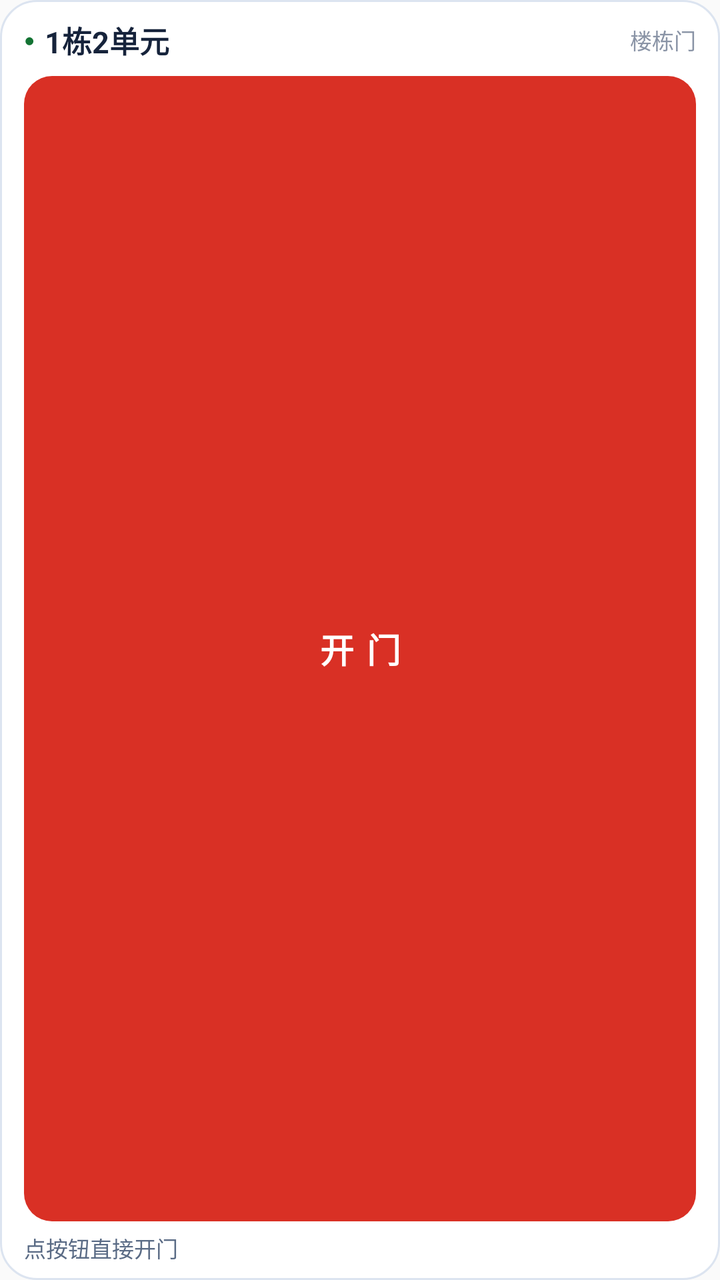
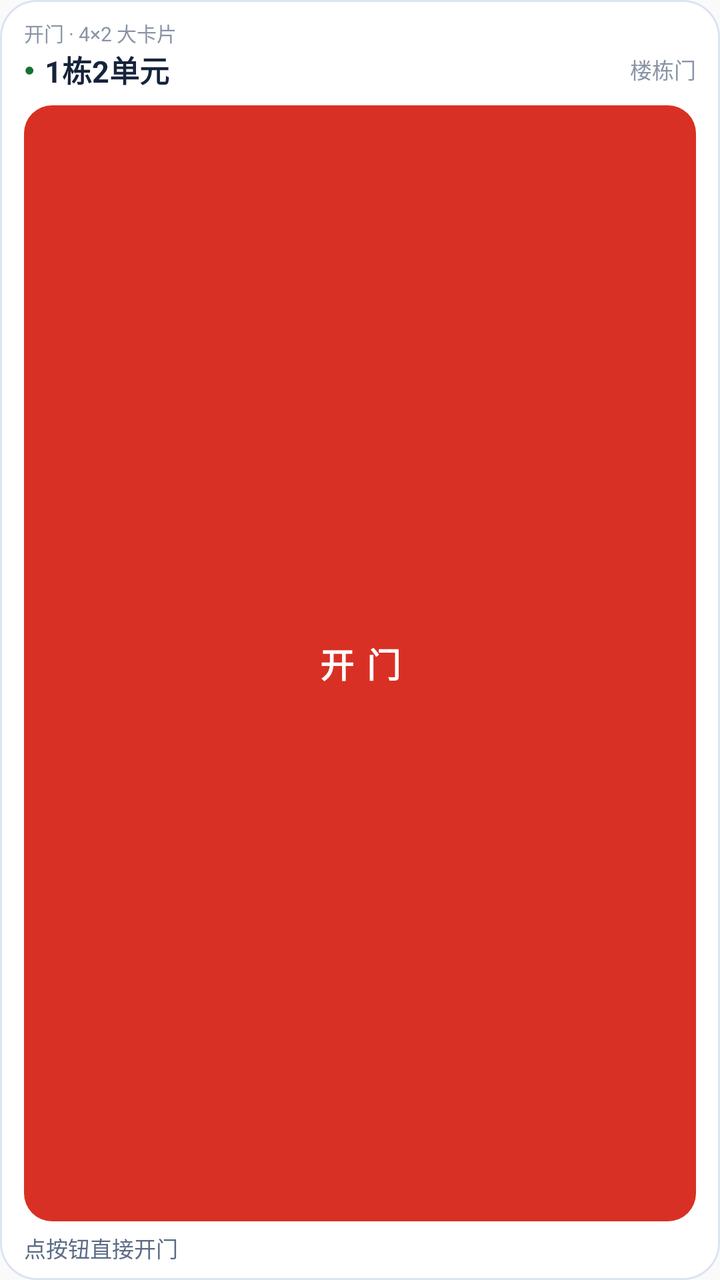

An Android layout rendered at two revisions. The XML below is the earlier revision; the diff shows what the commit changed to produce the second picture.
<!-- AndroidManifest.xml: application theme android:Theme.Material.Light.NoActionBar -->
<!-- res/layout/widget_open.xml -->
<?xml version="1.0" encoding="utf-8"?>
<LinearLayout xmlns:android="http://schemas.android.com/apk/res/android"
    android:id="@+id/w_root"
    android:layout_width="match_parent"
    android:layout_height="match_parent"
    android:background="@drawable/widget_bg"
    android:orientation="vertical"
    android:paddingLeft="12dp"
    android:paddingTop="9dp"
    android:paddingRight="12dp"
    android:paddingBottom="8dp">

    
    <LinearLayout
        android:id="@+id/w_header"
        android:layout_width="match_parent"
        android:layout_height="wrap_content"
        android:gravity="center_vertical"
        android:orientation="horizontal">

        <TextView
            android:id="@+id/w_dot"
            android:layout_width="wrap_content"
            android:layout_height="wrap_content"
            android:text="●"
            android:textColor="#137333"
            android:textSize="9sp" />

        <TextView
            android:id="@+id/w_door"
            android:layout_width="0dp"
            android:layout_height="wrap_content"
            android:layout_marginStart="5dp"
            android:layout_weight="1"
            android:ellipsize="end"
            android:maxLines="1"
            android:text="1栋2单元"
            android:textColor="#16233B"
            android:textSize="15sp"
            android:textStyle="bold" />

        <TextView
            android:id="@+id/w_meta"
            android:layout_width="wrap_content"
            android:layout_height="wrap_content"
            android:layout_marginStart="6dp"
            android:ellipsize="end"
            android:maxLines="1"
            android:text="楼栋门"
            android:textColor="#8A94A6"
            android:textSize="11sp" />
    </LinearLayout>

    
    <TextView
        android:id="@+id/w_btn"
        android:layout_width="match_parent"
        android:layout_height="0dp"
        android:layout_marginTop="7dp"
        android:layout_weight="1"
        android:background="@drawable/widget_btn_red"
        android:gravity="center"
        android:letterSpacing="0.06"
        android:minHeight="44dp"
        android:text="开 门"
        android:textColor="#FFFFFF"
        android:textSize="17sp"
        android:textStyle="bold" />

    
    <TextView
        android:id="@+id/w_state"
        android:layout_width="match_parent"
        android:layout_height="wrap_content"
        android:layout_marginTop="5dp"
        android:ellipsize="end"
        android:maxLines="1"
        android:text="点按钮直接开门"
        android:textColor="#5A6B85"
        android:textSize="11sp" />
</LinearLayout>
<!-- resources referenced by this layout -->
<resources>
  <!-- drawable widget_bg (drawable) -->
  <?xml version="1.0" encoding="utf-8"?>
  <shape xmlns:android="http://schemas.android.com/apk/res/android"
      android:shape="rectangle">
      <corners android:radius="18dp" />
      <solid android:color="#FFFFFF" />
      <stroke android:width="1dp" android:color="#DCE4F0" />
  </shape>
  <!-- drawable widget_btn_red (drawable) -->
  <?xml version="1.0" encoding="utf-8"?>
  <shape xmlns:android="http://schemas.android.com/apk/res/android"
      android:shape="rectangle">
      <corners android:radius="14dp" />
      <solid android:color="#D93025" />
  </shape>
</resources>

<!-- the commit's change to res/layout/widget_open.xml (unified diff, before → after) -->
@@ -9,6 +9,17 @@
     android:paddingTop="9dp"
     android:paddingRight="12dp"
     android:paddingBottom="8dp">
+
+    
+    <TextView
+        android:id="@+id/w_label"
+        android:layout_width="match_parent"
+        android:layout_height="wrap_content"
+        android:ellipsize="end"
+        android:maxLines="1"
+        android:text="开门 · 4×2 大卡片"
+        android:textColor="#8A94A6"
+        android:textSize="10sp" />
 
     
     <LinearLayout
